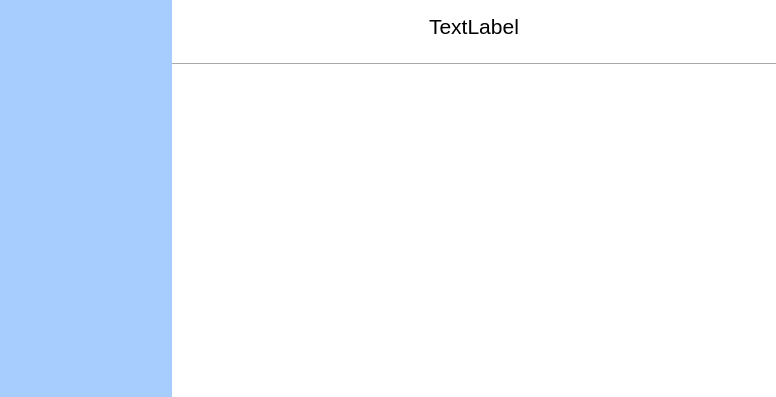
Old version of the form BLHardwareScaner/BLHardwareScaner/Ui/HardwareInfor.ui in the repository BurnellLiu/LiuProject.
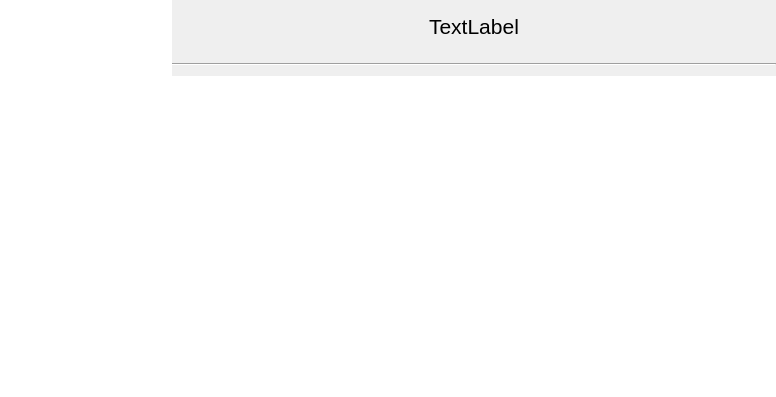
New version of the form.

What changed in the file:
```diff
--- a/BLHardwareScaner/BLHardwareScaner/Ui/HardwareInfor.ui
+++ b/BLHardwareScaner/BLHardwareScaner/Ui/HardwareInfor.ui
@@ -20,7 +20,7 @@
    <string>Form</string>
   </property>
   <property name="styleSheet">
-   <string notr="true">background-color: rgb(255, 255, 255);</string>
+   <string notr="true"/>
   </property>
   <layout class="QHBoxLayout" name="horizontalLayout_2">
    <property name="spacing">
@@ -46,16 +46,7 @@
         <enum>Qt::NoFocus</enum>
        </property>
        <property name="styleSheet">
-        <string notr="true">QListWidget
-{
-	color: rgb(255, 255, 255);
-	background-color: rgb(167, 205, 255);
-}
-
-QListWidget#listWidgetHWItem::item
-{
-	min-height: 35px;
-}</string>
+        <string notr="true"/>
        </property>
        <property name="frameShape">
         <enum>QFrame::NoFrame</enum>
```
Left out of the diff: 7 changed lines with no effect on the pictures.
